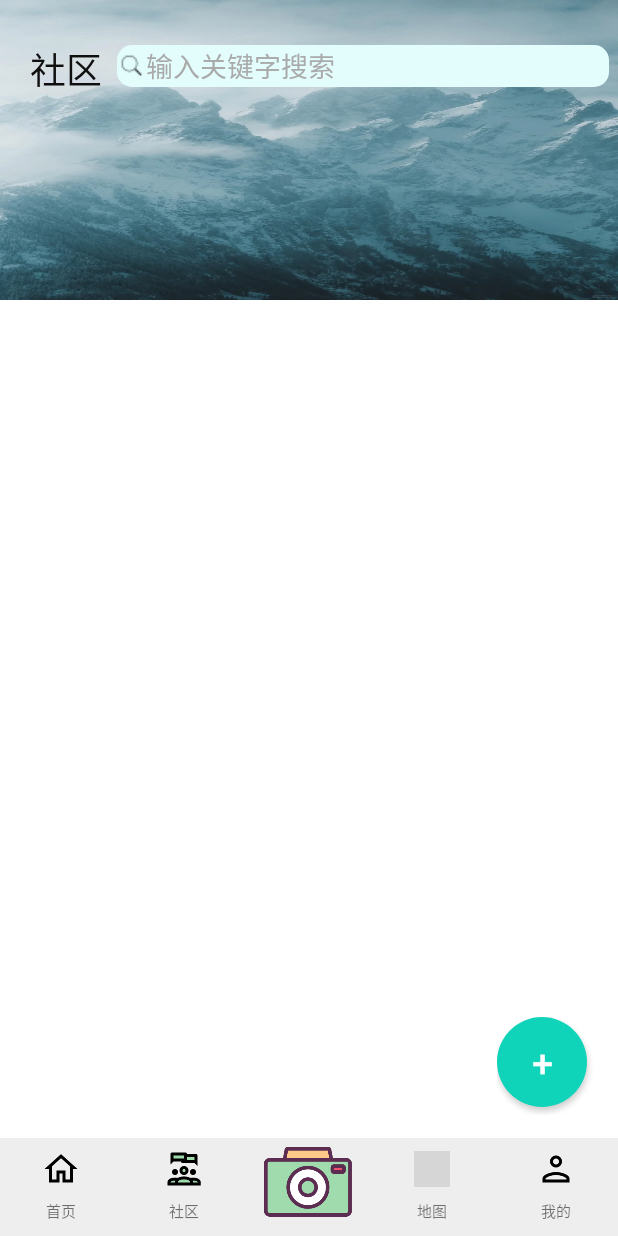
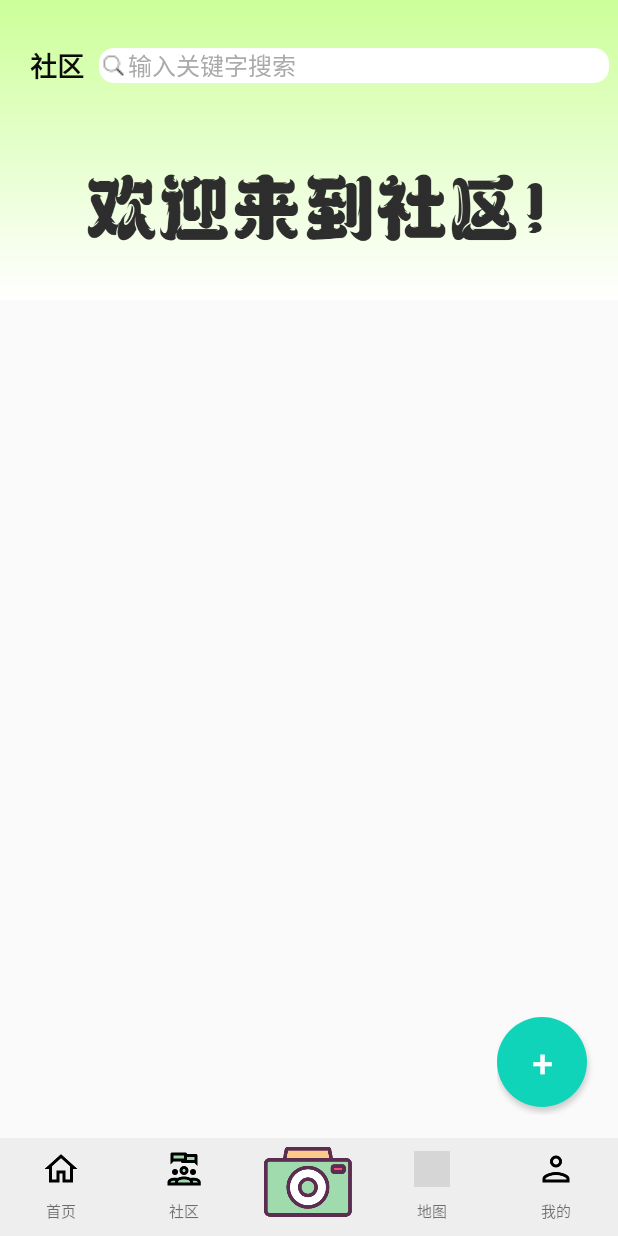
Before and after one commit to jin875421/Travel, an Android app: the screen it shows after launch (MainActivity), item 2 of the bottom bar chosen, on a phone screen of 412 x 824 dp. Run offline under Robolectric (Android 15) with nearby library versions, the light colour scheme and no system bars; libraries missing offline, so code that uses them is left out: com.baidu.location, com.baidu.mapapi, com.daimajia.androidanimations, com.flyjingfish.openimagelib, com.scwang.smart and 1 more; plain views replace SmartRefreshLayout; pictures from the network do not load; Roboto replaces fonts that are not available here; 19 statements that could not run were skipped; grey boxes are pictures that could not be loaded.

Commit message:
modify: 优化界面

```diff
--- a/app/src/main/java/glue502/software/activities/MainActivity.java
+++ b/app/src/main/java/glue502/software/activities/MainActivity.java
@@ -59,8 +59,8 @@ import glue502.software.utils.MyViewUtils;
 public class MainActivity extends AppCompatActivity {
     public static final int PERMISSION_REQUEST_CODE = 123; // 定义一个请求码，用于识别权限请求
     //换成自己电脑的ip地址，连接后端需要
-    public static final String ip = "192.168.43.75:8080";
-//    public static final String ip = "172.29.61.81:8080";
+    //192.168.43.123
+    public static final String ip = "192.168.43.123:8080";
     private ViewPager2 viewPager2;
     private TabLayout tabLayout;
     private List<Fragment> fragments;
--- a/app/src/main/java/glue502/software/fragments/RecommendFragment.java
+++ b/app/src/main/java/glue502/software/fragments/RecommendFragment.java
@@ -510,11 +510,13 @@ public class RecommendFragment extends Fragment {
     }
 
     /* 当应用被暂停时，让轮播图停止轮播 */
-//    @Override
-//    public void onPause() {
-//        super.onPause();
-//        carousel.mHandler.removeCallbacks(carousel.runnable);
-//    }
+    @Override
+    public void onPause() {
+        super.onPause();
+        if(carousel!=null){
+            carousel.mHandler.removeCallbacks(carousel.runnable);
+        }
+    }
     private void setListViewHeightBasedOnChildren(ListView listView) {
         ListAdapter listAdapter = listView.getAdapter();
         if (listAdapter == null) {
--- a/app/src/main/res/drawable/background_blue2green.xml
+++ b/app/src/main/res/drawable/background_blue2green.xml
@@ -3,6 +3,7 @@
     <!--实现应用背景颜色渐变-->
     <gradient
         android:startColor="#CCFF99"
-        android:endColor="#99CCFF"
-        android:angle="0"/>
+        android:endColor="#FFFFFF"
+        android:angle="270"/>
 </shape>
+<!--    android:endColor="#99CCFF"-->
--- a/app/src/main/res/drawable/background_frame.xml
+++ b/app/src/main/res/drawable/background_frame.xml
@@ -1,7 +1,7 @@
 <?xml version="1.0" encoding="utf-8"?>
 <shape xmlns:android="http://schemas.android.com/apk/res/android" >
 
-    <solid android:color="#E3FDFD" />
+    <solid android:color="#ffffff" />
     <corners android:radius="10dp" />
 
     <padding
--- a/app/src/main/res/drawable/background_frame_0.xml
+++ b/app/src/main/res/drawable/background_frame_0.xml
@@ -3,5 +3,8 @@
 
     <solid android:color="#FAFAFA" />
     <corners android:radius="10dp" />
-
+    <gradient
+        android:startColor="#CCFF99"
+        android:endColor="#99CCFF"
+        android:angle="0"/>
 </shape>
--- a/app/src/main/res/layout/activity_attraction_detail.xml
+++ b/app/src/main/res/layout/activity_attraction_detail.xml
@@ -16,6 +16,7 @@
         <ImageView
             android:layout_width="35dp"
             android:layout_height="35dp"
+            android:paddingStart="6dp"
             android:id="@+id/ad_back"
             android:layout_gravity="center_vertical"
             android:src="@drawable/back"/>
@@ -29,7 +30,8 @@
                 android:layout_height="wrap_content"
                 android:textColor="#0C0C0C"
                 android:text="景点推荐"
-                android:textSize="24dp"/>
+                android:textStyle="bold"
+                android:textSize="18dp"/>
         </LinearLayout>
     </FrameLayout>
     <ScrollView
@@ -88,6 +90,7 @@
                     android:layout_width="match_parent"
                     android:layout_height="wrap_content"
                     android:text="景点描述"
+                    android:lineSpacingMultiplier="1.3"
                     android:textColor="#050505"
                     android:textSize="17dp"
                     android:id="@+id/attraction_desc" />
--- a/app/src/main/res/layout/fragment_community.xml
+++ b/app/src/main/res/layout/fragment_community.xml
@@ -16,7 +16,7 @@
             android:id="@+id/appbar"
             android:layout_width="match_parent"
             android:layout_height="200dp"
-            android:background="@drawable/login_background10">
+            android:background="@drawable/background_blue2green">
             <com.google.android.material.appbar.CollapsingToolbarLayout
                 android:id="@+id/collpasing_toolbar"
                 android:layout_width="match_parent"
@@ -24,7 +24,13 @@
                 app:layout_scrollFlags="scroll|exitUntilCollapsed"
                 app:expandedTitleMarginStart="48dp"
                 app:expandedTitleMarginEnd="64dp">
-
+                <ImageView
+                    android:layout_width="wrap_content"
+                    android:layout_height="wrap_content"
+                    android:layout_gravity="center"
+                    android:layout_marginStart="20dp"
+                    android:layout_marginTop="40dp"
+                    android:src="@mipmap/welcome2community"/>
                 <androidx.appcompat.widget.Toolbar
                     android:id="@+id/toolbar"
                     android:layout_width="match_parent"
@@ -40,9 +46,10 @@
                             android:layout_width="wrap_content"
                             android:layout_height="wrap_content"
                             android:layout_margin="4dp"
-                            android:textColor="#0f0f0f"
                             android:text="社区"
-                            android:textSize="24dp"/>
+                            android:textStyle="bold"
+                            android:textColor="#0c0c0c"
+                            android:textSize="18dp"/>
 
                         <EditText
                             android:id="@+id/et_searchtext"
@@ -54,7 +61,7 @@
                             android:layout_marginRight="20dp"
                             android:layout_margin="6dp"
                             android:background="@drawable/background_frame"
-                            android:textSize="18sp"
+                            android:textSize="16sp"
                             android:drawableLeft="@drawable/community_search"
                             android:singleLine="true"
                             android:imeOptions="actionSearch" />
@@ -66,18 +73,21 @@
             android:id="@+id/refreshLayout"
             android:layout_width="match_parent"
             android:layout_height="match_parent"
+            android:scrollbars="none"
+            android:background="#fafafa"
             app:layout_behavior="@string/appbar_scrolling_view_behavior">
 
             <androidx.core.widget.NestedScrollView
                 android:layout_width="match_parent"
                 android:layout_height="match_parent"
+                android:scrollbars="none"
                 app:layout_behavior="@string/appbar_scrolling_view_behavior">
 
                 <glue502.software.utils.NoScrollListView
                     android:id="@+id/post_display"
                     android:layout_width="match_parent"
                     android:layout_height="match_parent"
-                    android:paddingTop="5dp" />
+                    />
 
             </androidx.core.widget.NestedScrollView>
 
--- a/app/src/main/res/values/colors.xml
+++ b/app/src/main/res/values/colors.xml
@@ -8,7 +8,7 @@
     <color name="black">#FF000000</color>
     <color name="white">#FFFFFFFF</color>
     <color name="green">#10D4B9</color>
-    <color name="theme_color">#AFDAE3</color>
+    <color name="theme_color">#CCFF99</color>
     <color name="orange">#EB8F3B</color>
     <color name="blue">#009688</color>
     <color name="gray">#EEEEEE</color>
@@ -16,6 +16,6 @@
     <color name="cwn">#fffaf0</color>
     <color name="one">#70B5A5</color>
     <color name="djpback">#d3d3d3</color>
-    <color name="communitytitle">#99DDFF</color>
+    <color name="communitytitle">#fafafa</color>
     <color name="tablayoutba">#81AF9F</color>
 </resources>
```
Also changed, not shown: app/src/main/res/layout/activity_post_display.xml (+19 -17 lines), app/src/main/res/layout/activity_setting.xml (+8 -5 lines), app/src/main/res/layout/fragment_personal_information.xml (+7 -5 lines), app/src/main/res/layout/fragment_recommend.xml (+13 -9 lines), app/src/main/res/mipmap-hdpi/loading.jpg, app/src/main/res/mipmap-hdpi/welcome2community.png (added).
